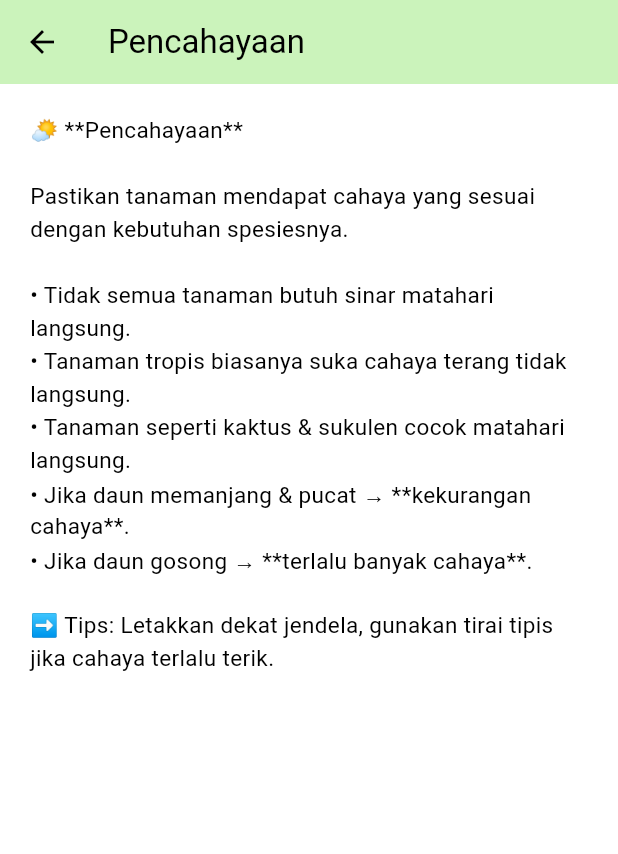
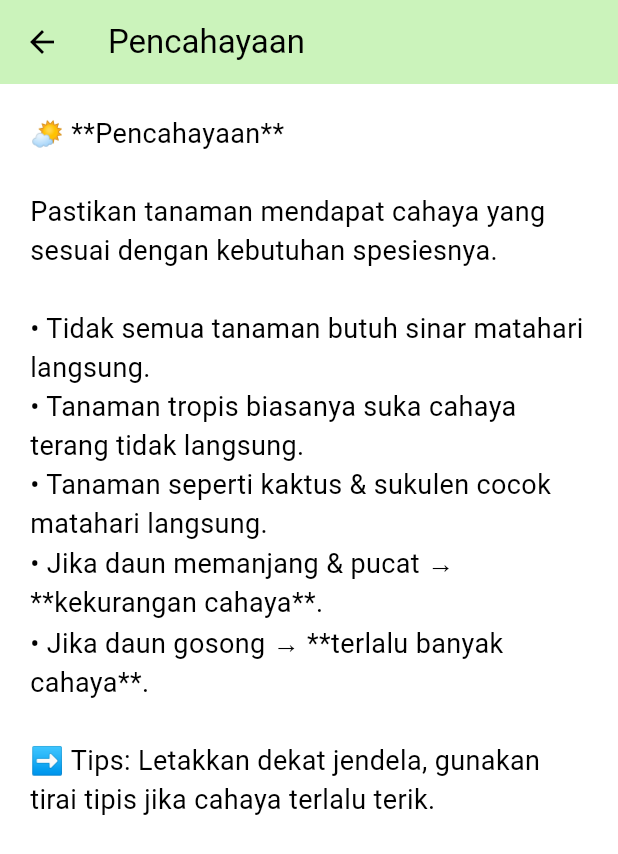
Before and after one commit to andraaae/a_green, a Flutter app: the PlantTips screen opened directly, after a tap on "Pencahayaan", on a phone screen of 412 x 824 dp. Shown: the top 854 px of the screen. Run offline on Flutter 3.47's test engine with Material 3 defaults, Android fonts, the phone set to English and light mode, and no system bars; our stand-ins replace dropdown_button2, flutter_local_notifications, fluttertoast, shared_preferences, sqflite, timezone; accounts and stored records are empty.

Commit message:
update lagi

```diff
--- a/lib/aGreen/view/plant_tip_detail.dart
+++ b/lib/aGreen/view/plant_tip_detail.dart
@@ -15,9 +15,11 @@ class PlantTipDetail extends StatelessWidget {
 
     return Scaffold(
       appBar: AppBar(
-        title: Text(title),
+        backgroundColor: Color(0xffCBF3BB),
+        title:
+         Text(title),
       ),
-      backgroundColor: colors.background,
+      backgroundColor: Colors.white,
 
       body: Padding(
         padding: const EdgeInsets.all(20),
@@ -25,7 +27,7 @@ class PlantTipDetail extends StatelessWidget {
           child: Text(
             detail,
             style: TextStyle(
-              fontSize: 15,
+              fontSize: 18,
               height: 1.45,
               color: colors.onBackground,
             ),
--- a/lib/aGreen/view/plant_tips.dart
+++ b/lib/aGreen/view/plant_tips.dart
@@ -15,8 +15,8 @@ class PlantTips extends StatelessWidget {
     final bgColor = isDark ? const Color(0xFF1E1E1E) : const Color(0xFFCBF3BB);
     final appBarColor = isDark ? const Color(0xFF2B2B2B) : const Color(0xFFCBF3BB);
     final cardColor = isDark ? const Color(0xFF2A2A2A) : Colors.white;
-    final textColor = isDark ? Colors.white : Colors.black87;
-    final subTextColor = isDark ? Colors.white70 : Colors.black54;
+    final textColor = isDark ? Color(0xFFDDEEDB) : Colors.black87;
+    final subTextColor = isDark ? Color(0xFFDDEEDB) : Colors.black54;
 
     final Map<String, String> details = {
       "Pencahayaan": """
@@ -110,7 +110,9 @@ Kunci utama adalah menyiram sesuai kebutuhan, bukan jadwal tetap.
         ),
       ),
 
-      body: ListView(
+      body: Container(
+        color: bgColor,
+        child: ListView(
           padding: const EdgeInsets.all(20),
           children: [
             ...details.entries.map(
@@ -139,6 +141,7 @@ Kunci utama adalah menyiram sesuai kebutuhan, bukan jadwal tetap.
               ),
             ),
           ],
+        ),
       ),
     );
   }
@@ -217,7 +220,7 @@ class TipItem extends StatelessWidget {
             Text(
               desc,
               style: TextStyle(
-                fontSize: 13,
+                fontSize: 14,
                 color: descColor,
               ),
             )
```
Lines whose indentation alone changed are shown as unchanged.
